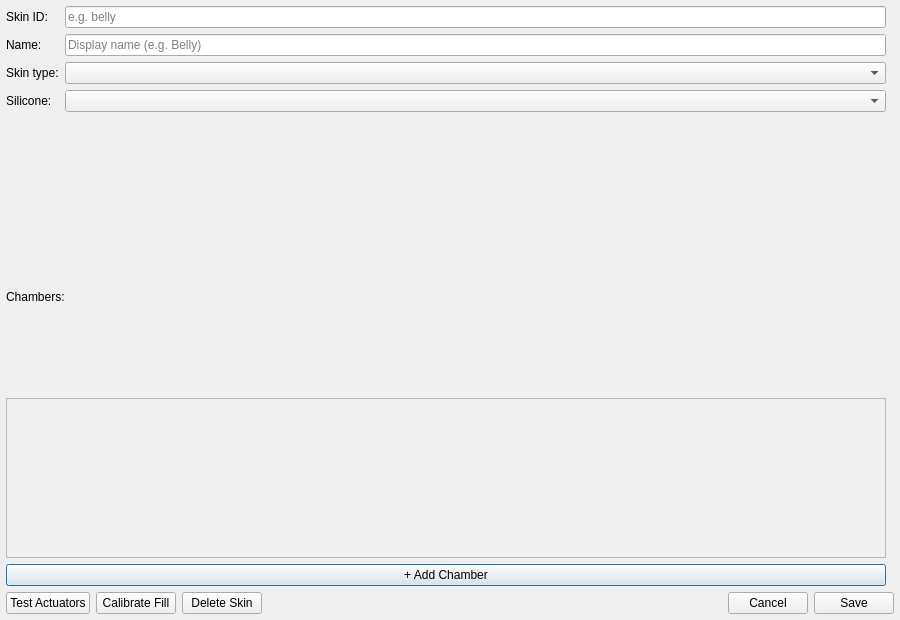
Qt form src/gui/ui/skin_config_dialog.ui (techandpeople/SoftEdIBO) before a commit.
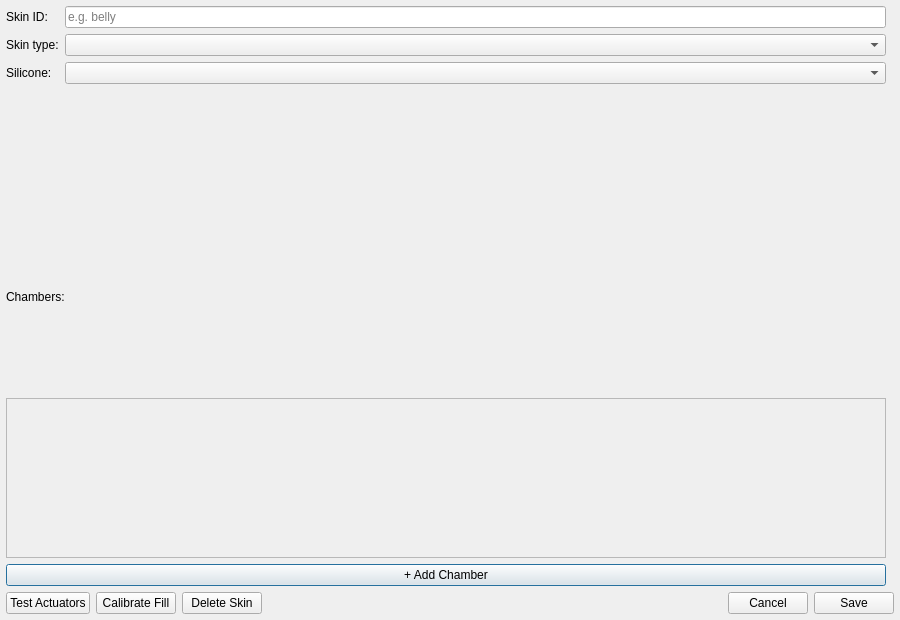
The same form after that commit.

```diff
--- a/src/gui/ui/skin_config_dialog.ui
+++ b/src/gui/ui/skin_config_dialog.ui
@@ -38,31 +38,21 @@
            </widget>
           </item>
           <item row="1" column="0">
-           <widget class="QLabel" name="name_label">
-            <property name="text"><string>Name:</string></property>
-           </widget>
-          </item>
-          <item row="1" column="1">
-           <widget class="QLineEdit" name="name_edit">
-            <property name="placeholderText"><string>Display name (e.g. Belly)</string></property>
-           </widget>
-          </item>
-          <item row="2" column="0">
            <widget class="QLabel" name="skin_type_label">
             <property name="text"><string>Skin type:</string></property>
            </widget>
           </item>
-          <item row="2" column="1">
+          <item row="1" column="1">
            <widget class="QComboBox" name="skin_type_combo">
             <property name="toolTip"><string>Skin type for this robot. Determines the shape and sensor layout (from src/hardware/skin_geometry.py) and selects the touch-gesture model.</string></property>
            </widget>
           </item>
-          <item row="3" column="0">
+          <item row="2" column="0">
            <widget class="QLabel" name="skin_variant_label">
             <property name="text"><string>Silicone:</string></property>
            </widget>
           </item>
-          <item row="3" column="1">
+          <item row="2" column="1">
            <widget class="QComboBox" name="skin_variant_combo">
             <property name="toolTip"><string>Silicone format of this skin (different chamber sizes per variant). Used as a touch-gesture ML feature.</string></property>
            </widget>
```
Left out of the diff: 6 changed lines with no effect on the pictures.
